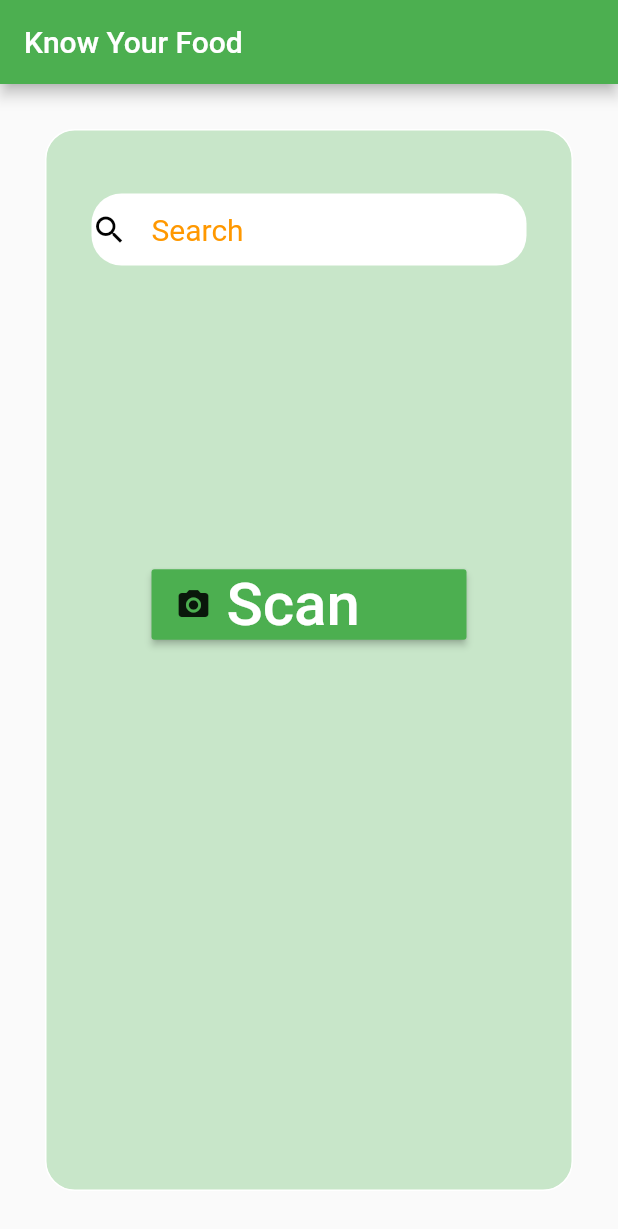
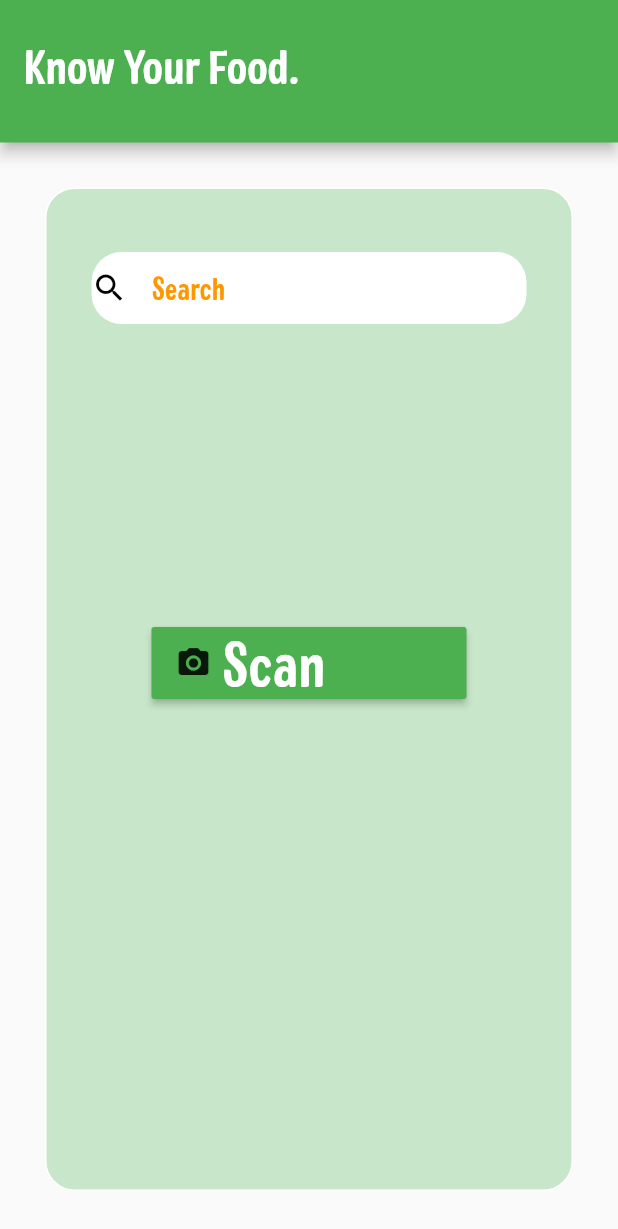
Before and after one commit to giritlgc/wtf_public, a Flutter app: the screen it shows after launch, on a phone screen of 412 x 824 dp. Shown: the top 1229 px of the screen. Run offline on Flutter 3.47's test engine with Material 2 defaults, Android fonts, the phone set to English and light mode, and no system bars; our stand-ins replace cloud_firestore, firebase_core, firebase_storage, image_picker; accounts and stored records are empty.

Commit message:
Second screen & text added

```diff
--- a/lib/main.dart
+++ b/lib/main.dart
@@ -1,6 +1,7 @@
 import 'package:firebase_core/firebase_core.dart';
 import 'package:flutter/material.dart';
 import 'search_page.dart';
+
 
 
 void main() async{
@@ -14,6 +15,7 @@ class MyApp extends StatelessWidget {
   Widget build(BuildContext context) {
     return MaterialApp(
         title: 'Know Your Food',
+        theme: ThemeData(fontFamily: 'Colby'),
         home: SearchPage());
   }
 }
--- a/lib/search_page.dart
+++ b/lib/search_page.dart
@@ -4,6 +4,7 @@ import 'package:cloud_firestore/cloud_firestore.dart';
 import 'package:firebase_storage/firebase_storage.dart';
 import 'package:flutter/material.dart';
 import 'package:image_picker/image_picker.dart';
+import 'package:knowyourfood/additives.dart';
 import 'package:path/path.dart' as Path;
 
 
@@ -19,13 +20,18 @@ class _SearchPageState extends State<SearchPage>
   File _image;
   String _uploadedFileURL;
 
+  final databaseReference = FirebaseFirestore.instance;
 
-  final databaseReference = FirebaseFirestore.instance;
+  TextEditingController _textController = new TextEditingController();
+
+  FocusNode _textFocus = new FocusNode();
 
   @override
   void initState() {
     super.initState();
     _controller = AnimationController(vsync: this);
+    // _textController.addListener(onChange);
+    _textFocus.addListener(onChange);
   }
 
   @override
@@ -121,14 +127,49 @@ void _openCamera(BuildContext context) async {
   }
 
 
+void onChange(){
+  // String text = _textController.text;
+  bool hasFocus = _textFocus.hasFocus;
+  //do your text transforming
+  if(!hasFocus){
+    print("Redirecting to additive page");
+    Navigator.of(context).push(MaterialPageRoute(builder: (context) => AdditivePage()));
+
+  }
+  // _textController.selection = new TextSelection(
+  //                               baseOffset: text.length,
+  //                               extentOffset: text.length
+  //                         );
+}
+
   @override
   Widget build(BuildContext context) {
 
     return Scaffold(
-      appBar: AppBar(
-        title: Text('Know Your Food'),
-        backgroundColor: Colors.green,
-       ),
+      appBar:PreferredSize(
+          preferredSize: Size.fromHeight(95.0),
+          child: AppBar(
+           automaticallyImplyLeading: false,
+           flexibleSpace: Container(),
+           centerTitle: true,
+      title: Padding(
+            padding: const EdgeInsets.only(top:30.0),
+        child: Row(
+            // mainAxisAlignment: MainAxisAlignment.spaceBetween,
+        children: <Widget>[
+          Text("Know Your Food.",
+          style: TextStyle(
+           fontSize: 32,
+           fontWeight: FontWeight.bold,
+          ),
+          )
+        ],
+      ),
+     ),
+
+    backgroundColor: Colors.green,
+    ),
+   ),
       body: Container(
         padding:  EdgeInsets.only(top: 40.0),
         margin: EdgeInsets.all(30.0),
@@ -150,6 +191,8 @@ void _openCamera(BuildContext context) async {
 
               ),
               child:TextFormField(
+                // controller: _textController,
+                focusNode: _textFocus,
                 decoration: InputDecoration(
                   border: InputBorder.none,
                    hintText:"Search",
--- a/pubspec.yaml
+++ b/pubspec.yaml
@@ -28,6 +28,8 @@ dependencies:
   firebase_storage: ^4.0.1
   cloud_firestore: ^0.14.2
   firebase_core: ^0.5.0+1
+  google_fonts: ^1.1.1
+
 
 
   # The following adds the Cupertino Icons font to your application.
@@ -43,6 +45,10 @@ dev_dependencies:
 
 # The following section is specific to Flutter.
 flutter:
+  fonts:
+    - family: Colby
+      fonts:
+        - asset: fonts/Colby-Condensed-Bold.ttf
 
   # The following line ensures that the Material Icons font is
   # included with your application, so that you can use the icons in
```
Also changed, not shown: lib/additives.dart (+110 -0 lines), fonts/Colby-Condensed-Bold.ttf (added), pubspec.lock.
